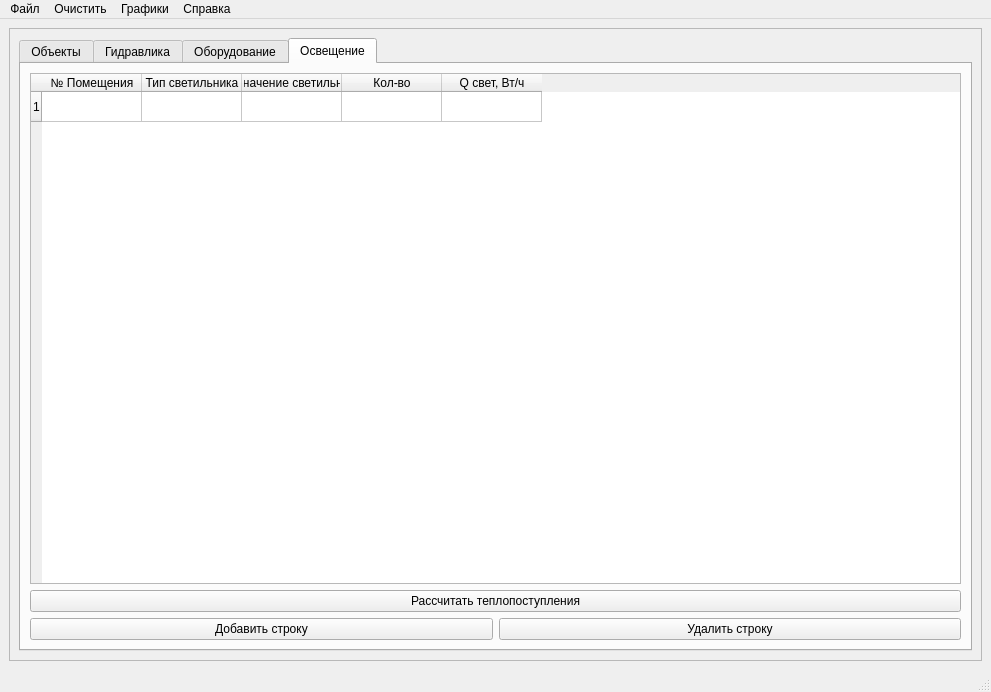
Before: the Qt Designer form gasgui.ui in FrostEasy54/multivar-calc-of-gas-network, drawn with Qt 5.
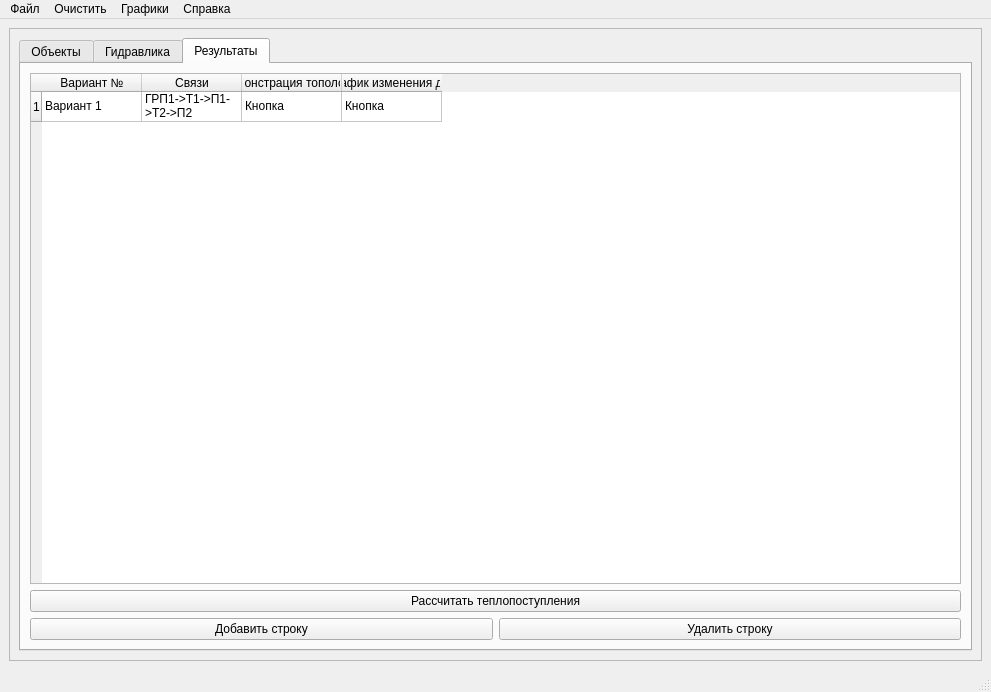
After: the same form once the commit is applied. The open tabs and pages were chosen to show the change.

Commit message: added connectivity checks

The edit to the form file:
```diff
--- a/gasgui.ui
+++ b/gasgui.ui
@@ -233,7 +233,7 @@
           </widget>
           <widget class="QWidget" name="EquipmentWidget">
            <attribute name="title">
-            <string>Оборудование</string>
+            <string>Результаты</string>
            </attribute>
            <layout class="QGridLayout" name="gridLayout_5">
             <item row="0" column="0">
@@ -245,34 +245,44 @@
               </row>
               <column>
                <property name="text">
-                <string>№ Помещения</string>
+                <string>Вариант №</string>
                </property>
               </column>
               <column>
                <property name="text">
-                <string>Тип прибора</string>
+                <string>Связи</string>
                </property>
               </column>
               <column>
                <property name="text">
-                <string>Загрузка прибора</string>
+                <string>Демонстрация топологии</string>
                </property>
               </column>
               <column>
                <property name="text">
-                <string>Мощность прибора, Вт/ч</string>
+                <string>Пьезометрический график изменения давления газовой сети</string>
                </property>
               </column>
-              <column>
+              <item row="0" column="0">
                <property name="text">
-                <string>Кол-во</string>
+                <string>Вариант 1</string>
                </property>
-              </column>
-              <column>
+              </item>
+              <item row="0" column="1">
                <property name="text">
-                <string>Q прибор, Вт/ч</string>
+                <string>ГРП1-&gt;Т1-&gt;П1-&gt;Т2-&gt;П2</string>
                </property>
-              </column>
+              </item>
+              <item row="0" column="2">
+               <property name="text">
+                <string>Кнопка</string>
+               </property>
+              </item>
+              <item row="0" column="3">
+               <property name="text">
+                <string>Кнопка</string>
+               </property>
+              </item>
              </widget>
             </item>
             <item row="1" column="0">
@@ -302,72 +312,6 @@
             </item>
            </layout>
           </widget>
-          <widget class="QWidget" name="LampsWidget">
-           <attribute name="title">
-            <string>Освещение</string>
-           </attribute>
-           <layout class="QGridLayout" name="gridLayout_6">
-            <item row="0" column="0">
-             <widget class="QTableWidget" name="LampsTableWidget">
-              <row>
-               <property name="text">
-                <string>1</string>
-               </property>
-              </row>
-              <column>
-               <property name="text">
-                <string>№ Помещения</string>
-               </property>
-              </column>
-              <column>
-               <property name="text">
-                <string>Тип светильника</string>
-               </property>
-              </column>
-              <column>
-               <property name="text">
-                <string>Назначение светильника</string>
-               </property>
-              </column>
-              <column>
-               <property name="text">
-                <string>Кол-во</string>
-               </property>
-              </column>
-              <column>
-               <property name="text">
-                <string>Q свет, Вт/ч</string>
-               </property>
-              </column>
-             </widget>
-            </item>
-            <item row="1" column="0">
-             <widget class="QPushButton" name="LampsHeatInputPushButton">
-              <property name="text">
-               <string>Рассчитать теплопоступления</string>
-              </property>
-             </widget>
-            </item>
-            <item row="2" column="0">
-             <layout class="QHBoxLayout" name="LampsPushButtonHorizontalLayout">
-              <item>
-               <widget class="QPushButton" name="AddRowLampsPushButton">
-                <property name="text">
-                 <string>Добавить строку</string>
-                </property>
-               </widget>
-              </item>
-              <item>
-               <widget class="QPushButton" name="RemoveRowLampsPushButton">
-                <property name="text">
-                 <string>Удалить строку</string>
-                </property>
-               </widget>
-              </item>
-             </layout>
-            </item>
-           </layout>
-          </widget>
          </widget>
         </item>
        </layout>
```
Left out of the diff: 55 changed lines with no effect on the pictures. The commit also changes 2 other files.
